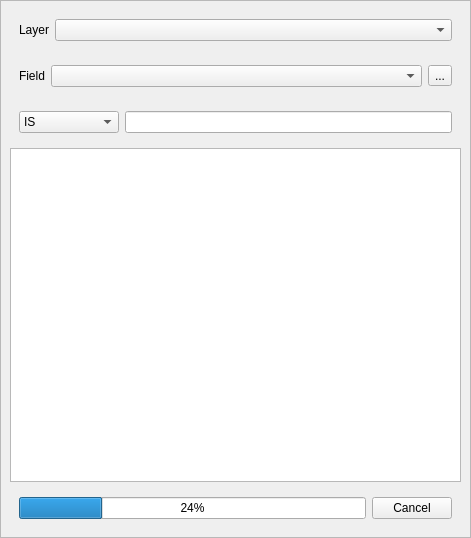
Before: the Qt Designer form ui/ui_quickfinder.ui in 3nids/quickfinder, drawn with Qt 5.
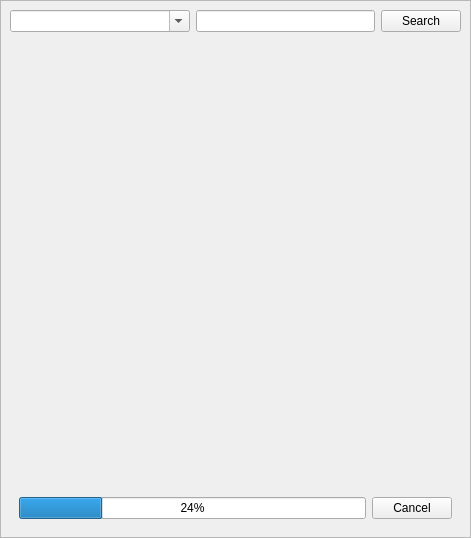
After: the same form once the commit is applied. Icons and pictures are not drawn.

Commit message: create results tree and use it in dock pannel

Patch:
```diff
--- a/ui/ui_quickfinder.ui
+++ b/ui/ui_quickfinder.ui
@@ -26,28 +26,75 @@
       <property name="frameShadow">
        <enum>QFrame::Raised</enum>
       </property>
-      <layout class="QGridLayout" name="gridLayout_7">
-       <item row="3" column="0">
-        <widget class="QListWidget" name="listWidget">
-         <property name="enabled">
-          <bool>true</bool>
+      <layout class="QVBoxLayout" name="verticalLayout">
+       <item>
+        <layout class="QHBoxLayout" name="horizontalLayout_5">
+         <item>
+          <widget class="QComboBox" name="searchBox">
+           <property name="sizePolicy">
+            <sizepolicy hsizetype="Expanding" vsizetype="Fixed">
+             <horstretch>0</horstretch>
+             <verstretch>0</verstretch>
+            </sizepolicy>
+           </property>
+           <property name="editable">
+            <bool>true</bool>
+           </property>
+          </widget>
+         </item>
+         <item>
+          <widget class="QLineEdit" name="searchEdit">
+           <property name="enabled">
+            <bool>true</bool>
+           </property>
+           <property name="sizePolicy">
+            <sizepolicy hsizetype="Expanding" vsizetype="Fixed">
+             <horstretch>0</horstretch>
+             <verstretch>0</verstretch>
+            </sizepolicy>
+           </property>
+          </widget>
+         </item>
+         <item>
+          <widget class="QPushButton" name="searchButton">
+           <property name="text">
+            <string>Search</string>
+           </property>
+           <property name="checkable">
+            <bool>true</bool>
+           </property>
+          </widget>
+         </item>
+        </layout>
+       </item>
+       <item>
+        <widget class="QWidget" name="resultsWidget" native="true">
+         <property name="sizePolicy">
+          <sizepolicy hsizetype="Preferred" vsizetype="Expanding">
+           <horstretch>0</horstretch>
+           <verstretch>0</verstretch>
+          </sizepolicy>
          </property>
-         <property name="selectionBehavior">
-          <enum>QAbstractItemView::SelectRows</enum>
-         </property>
+         <layout class="QHBoxLayout" name="horizontalLayout"/>
         </widget>
        </item>
-       <item row="4" column="0">
+       <item>
         <widget class="QWidget" name="progressWidget" native="true">
-         <layout class="QGridLayout" name="processLayout">
-          <item row="0" column="0">
+         <property name="sizePolicy">
+          <sizepolicy hsizetype="Preferred" vsizetype="Preferred">
+           <horstretch>0</horstretch>
+           <verstretch>0</verstretch>
+          </sizepolicy>
+         </property>
+         <layout class="QHBoxLayout" name="horizontalLayout_4">
+          <item>
            <widget class="QProgressBar" name="progressBar">
             <property name="value">
              <number>24</number>
             </property>
            </widget>
           </item>
-          <item row="0" column="1">
+          <item>
            <widget class="QPushButton" name="cancelButton">
             <property name="text">
              <string>Cancel</string>
@@ -57,169 +104,6 @@
          </layout>
         </widget>
        </item>
-       <item row="2" column="0">
-        <widget class="QWidget" name="searchWidget" native="true">
-         <property name="enabled">
-          <bool>true</bool>
-         </property>
-         <layout class="QGridLayout" name="searchLayout">
-          <item row="0" column="0">
-           <widget class="QComboBox" name="operatorBox">
-            <property name="enabled">
-             <bool>true</bool>
-            </property>
-            <property name="sizePolicy">
-             <sizepolicy hsizetype="Minimum" vsizetype="Fixed">
-              <horstretch>0</horstretch>
-              <verstretch>0</verstretch>
-             </sizepolicy>
-            </property>
-            <property name="minimumSize">
-             <size>
-              <width>100</width>
-              <height>0</height>
-             </size>
-            </property>
-            <property name="maximumSize">
-             <size>
-              <width>50</width>
-              <height>16777215</height>
-             </size>
-            </property>
-            <property name="sizeAdjustPolicy">
-             <enum>QComboBox::AdjustToContents</enum>
-            </property>
-            <item>
-             <property name="text">
-              <string>IS</string>
-             </property>
-            </item>
-            <item>
-             <property name="text">
-              <string>=   [numeric]</string>
-             </property>
-            </item>
-            <item>
-             <property name="text">
-              <string>&lt;= [numeric]</string>
-             </property>
-            </item>
-            <item>
-             <property name="text">
-              <string>&gt;= [numeric]</string>
-             </property>
-            </item>
-            <item>
-             <property name="text">
-              <string>&lt;   [numeric]</string>
-             </property>
-            </item>
-            <item>
-             <property name="text">
-              <string>&gt;   [numeric]</string>
-             </property>
-            </item>
-            <item>
-             <property name="text">
-              <string>LIKE [text]</string>
-             </property>
-            </item>
-           </widget>
-          </item>
-          <item row="0" column="1">
-           <widget class="QLineEdit" name="searchEdit">
-            <property name="enabled">
-             <bool>true</bool>
-            </property>
-            <property name="sizePolicy">
-             <sizepolicy hsizetype="Expanding" vsizetype="Fixed">
-              <horstretch>0</horstretch>
-              <verstretch>0</verstretch>
-             </sizepolicy>
-            </property>
-           </widget>
-          </item>
-         </layout>
-        </widget>
-       </item>
-       <item row="0" column="0">
-        <widget class="QWidget" name="layerWidget" native="true">
-         <layout class="QGridLayout" name="layerLayout">
-          <item row="0" column="1">
-           <widget class="QComboBox" name="layerCombo">
-            <property name="sizePolicy">
-             <sizepolicy hsizetype="MinimumExpanding" vsizetype="Fixed">
-              <horstretch>0</horstretch>
-              <verstretch>0</verstretch>
-             </sizepolicy>
-            </property>
-            <property name="sizeAdjustPolicy">
-             <enum>QComboBox::AdjustToContents</enum>
-            </property>
-           </widget>
-          </item>
-          <item row="0" column="0">
-           <widget class="QLabel" name="label">
-            <property name="sizePolicy">
-             <sizepolicy hsizetype="Minimum" vsizetype="Preferred">
-              <horstretch>0</horstretch>
-              <verstretch>0</verstretch>
-             </sizepolicy>
-            </property>
-            <property name="text">
-             <string>Layer</string>
-            </property>
-           </widget>
-          </item>
-         </layout>
-        </widget>
-       </item>
-       <item row="1" column="0">
-        <widget class="QWidget" name="fieldWidget" native="true">
-         <property name="enabled">
-          <bool>true</bool>
-         </property>
-         <layout class="QGridLayout" name="fieldLayout">
-          <item row="0" column="2">
-           <widget class="QToolButton" name="expressionButton">
-            <property name="enabled">
-             <bool>true</bool>
-            </property>
-            <property name="text">
-             <string>...</string>
-            </property>
-            <property name="icon">
-             <iconset resource="../resources.qrc">
-              <normaloff>:/plugins/quickfinder/icons/expression.svg</normaloff>:/plugins/quickfinder/icons/expression.svg</iconset>
-            </property>
-           </widget>
-          </item>
-          <item row="0" column="1">
-           <widget class="QComboBox" name="fieldCombo">
-            <property name="enabled">
-             <bool>true</bool>
-            </property>
-            <property name="sizePolicy">
-             <sizepolicy hsizetype="MinimumExpanding" vsizetype="Fixed">
-              <horstretch>0</horstretch>
-              <verstretch>0</verstretch>
-             </sizepolicy>
-            </property>
-            <property name="sizeAdjustPolicy">
-             <enum>QComboBox::AdjustToContents</enum>
-            </property>
-           </widget>
-          </item>
-          <item row="0" column="0">
-           <widget class="QLabel" name="label_">
-            <property name="text">
-             <string>Field</string>
-            </property>
-           </widget>
-          </item>
-         </layout>
-        </widget>
-       </item>
       </layout>
      </widget>
     </item>
```
The commit also changes 2 other files.
